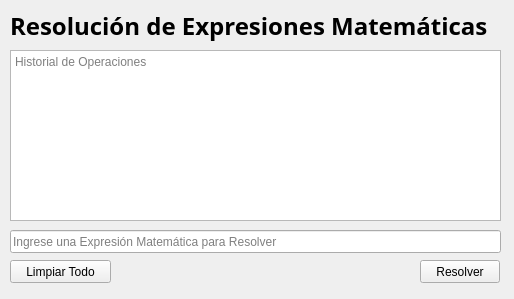
The window that expresioneswindow.ui (carlosvelaquez/Proyecto-EdD1) describes before a commit, drawn with Qt 5.
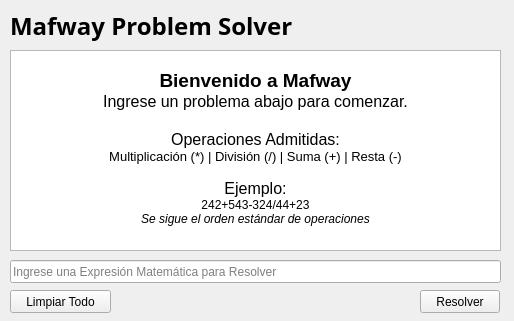
The same window after the commit.

Commit message: Evaluación por Desempeño Lista, Sin Reportes. Tweaks a Expresiones Mat.

Diff of the .ui file:
```diff
--- a/expresioneswindow.ui
+++ b/expresioneswindow.ui
@@ -7,7 +7,7 @@
     <x>0</x>
     <y>0</y>
     <width>514</width>
-    <height>299</height>
+    <height>321</height>
    </rect>
   </property>
   <property name="windowTitle">
@@ -31,14 +31,14 @@
     </font>
    </property>
    <property name="text">
-    <string>Resolución de Expresiones Matemáticas</string>
+    <string>Mafway Problem Solver</string>
    </property>
   </widget>
   <widget class="QPushButton" name="botonLimpiar">
    <property name="geometry">
     <rect>
      <x>10</x>
-     <y>260</y>
+     <y>290</y>
      <width>101</width>
      <height>23</height>
     </rect>
@@ -51,7 +51,7 @@
    <property name="geometry">
     <rect>
      <x>420</x>
-     <y>260</y>
+     <y>290</y>
      <width>80</width>
      <height>23</height>
     </rect>
@@ -69,7 +69,7 @@
      <x>10</x>
      <y>50</y>
      <width>491</width>
-     <height>171</height>
+     <height>201</height>
     </rect>
    </property>
    <property name="focusPolicy">
@@ -78,6 +78,22 @@
    <property name="readOnly">
     <bool>true</bool>
    </property>
+   <property name="html">
+    <string>&lt;!DOCTYPE HTML PUBLIC &quot;-//W3C//DTD HTML 4.0//EN&quot; &quot;http://www.w3.org/TR/REC-html40/strict.dtd&quot;&gt;
+&lt;html&gt;&lt;head&gt;&lt;meta name=&quot;qrichtext&quot; content=&quot;1&quot; /&gt;&lt;style type=&quot;text/css&quot;&gt;
+p, li { white-space: pre-wrap; }
+&lt;/style&gt;&lt;/head&gt;&lt;body style=&quot; font-family:'Sans Serif'; font-size:9pt; font-weight:400; font-style:normal;&quot;&gt;
+&lt;p align=&quot;center&quot; style=&quot;-qt-paragraph-type:empty; margin-top:0px; margin-bottom:0px; margin-left:0px; margin-right:0px; -qt-block-indent:0; text-indent:0px;&quot;&gt;&lt;br /&gt;&lt;/p&gt;
+&lt;p align=&quot;center&quot; style=&quot; margin-top:0px; margin-bottom:0px; margin-left:0px; margin-right:0px; -qt-block-indent:0; text-indent:0px;&quot;&gt;&lt;span style=&quot; font-size:14pt; font-weight:600;&quot;&gt;Bienvenido a Mafway&lt;/span&gt;&lt;/p&gt;
+&lt;p align=&quot;center&quot; style=&quot; margin-top:0px; margin-bottom:0px; margin-left:0px; margin-right:0px; -qt-block-indent:0; text-indent:0px;&quot;&gt;&lt;span style=&quot; font-size:12pt;&quot;&gt;Ingrese un problema abajo para comenzar.&lt;/span&gt;&lt;/p&gt;
+&lt;p align=&quot;center&quot; style=&quot;-qt-paragraph-type:empty; margin-top:0px; margin-bottom:0px; margin-left:0px; margin-right:0px; -qt-block-indent:0; text-indent:0px; font-size:12pt;&quot;&gt;&lt;br /&gt;&lt;/p&gt;
+&lt;p align=&quot;center&quot; style=&quot; margin-top:0px; margin-bottom:0px; margin-left:0px; margin-right:0px; -qt-block-indent:0; text-indent:0px;&quot;&gt;&lt;span style=&quot; font-size:12pt;&quot;&gt;Operaciones Admitidas:&lt;/span&gt;&lt;/p&gt;
+&lt;p align=&quot;center&quot; style=&quot; margin-top:0px; margin-bottom:0px; margin-left:0px; margin-right:0px; -qt-block-indent:0; text-indent:0px;&quot;&gt;&lt;span style=&quot; font-size:10pt;&quot;&gt;Multiplicación (*) | División (/) | Suma (+) | Resta (-)&lt;/span&gt;&lt;/p&gt;
+&lt;p align=&quot;center&quot; style=&quot;-qt-paragraph-type:empty; margin-top:0px; margin-bottom:0px; margin-left:0px; margin-right:0px; -qt-block-indent:0; text-indent:0px; font-size:10pt;&quot;&gt;&lt;br /&gt;&lt;/p&gt;
+&lt;p align=&quot;center&quot; style=&quot; margin-top:0px; margin-bottom:0px; margin-left:0px; margin-right:0px; -qt-block-indent:0; text-indent:0px;&quot;&gt;&lt;span style=&quot; font-size:12pt;&quot;&gt;Ejemplo:&lt;/span&gt;&lt;/p&gt;
+&lt;p align=&quot;center&quot; style=&quot; margin-top:0px; margin-bottom:0px; margin-left:0px; margin-right:0px; -qt-block-indent:0; text-indent:0px;&quot;&gt;242+543-324/44+23&lt;/p&gt;
+&lt;p align=&quot;center&quot; style=&quot; margin-top:0px; margin-bottom:0px; margin-left:0px; margin-right:0px; -qt-block-indent:0; text-indent:0px;&quot;&gt;&lt;span style=&quot; font-style:italic;&quot;&gt;Se sigue el orden estándar de operaciones&lt;/span&gt;&lt;/p&gt;&lt;/body&gt;&lt;/html&gt;</string>
+   </property>
    <property name="placeholderText">
     <string>Historial de Operaciones</string>
    </property>
@@ -86,7 +102,7 @@
    <property name="geometry">
     <rect>
      <x>10</x>
-     <y>230</y>
+     <y>260</y>
      <width>491</width>
      <height>23</height>
     </rect>
```
Left out of the diff: 2 changed lines with no effect on the pictures. The commit also changes 24 other files.
